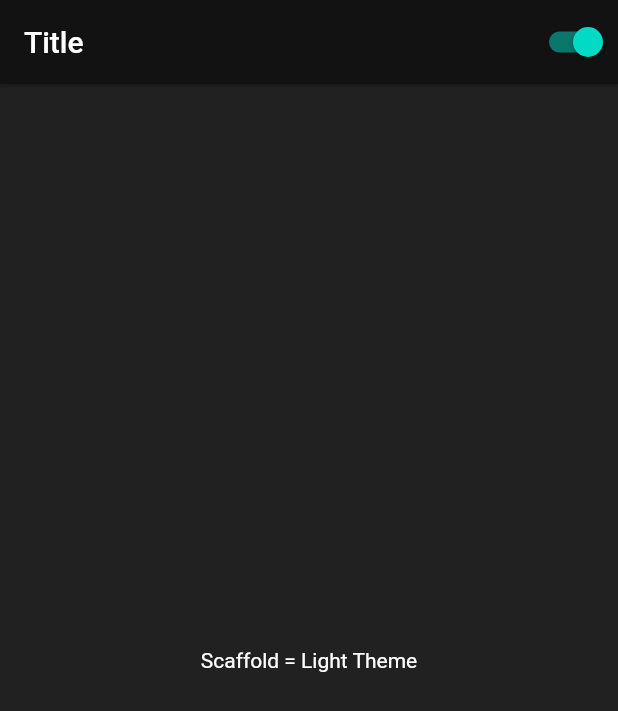
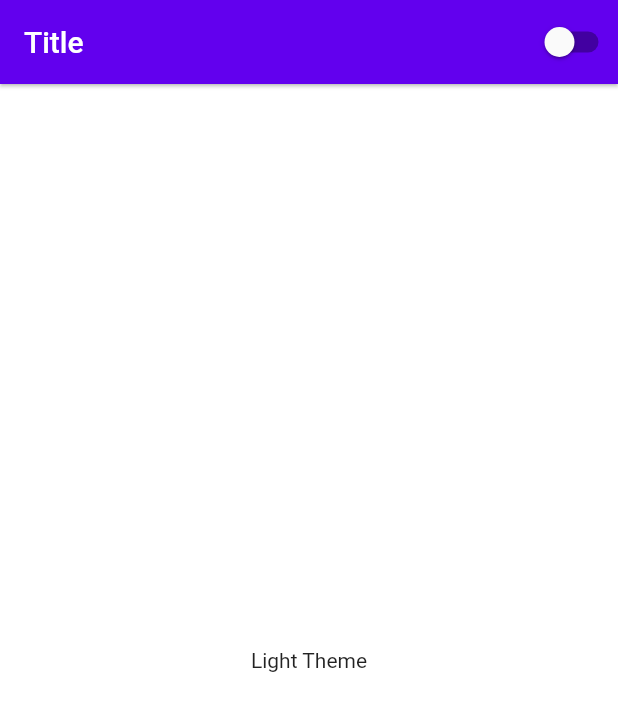
Before and after one commit to alessandrocataldi/thememode, a Flutter app: the screen it shows after launch, on a phone screen of 412 x 824 dp. Shown: the top 711 px of the screen. Run offline on Flutter 3.47's test engine with Material 2 defaults, Android fonts, the light colour scheme and no system bars.

Commit message:
THEME SYSTEM

```diff
--- a/lib/main.dart
+++ b/lib/main.dart
@@ -16,6 +16,7 @@ Future main() async {
 class MyApp extends StatelessWidget {
   const MyApp({Key? key}) : super(key: key);
 
+  // OLD
   // @override
   // Widget build(BuildContext context) {
   //   return MaterialApp(
@@ -58,16 +59,16 @@ class _MyHomePageState extends State<MyHomePage> {
   @override
   Widget build(BuildContext context) {
     //  indentify theme mode
-    final text = MediaQuery.of(context).platformBrightness == Brightness.dark
-        ? "Dark Theme"
-        : "Light Theme";
+    final text = Provider.of<ThemeProvider>(context).themeMode == ThemeMode.dark
+        ? 'Dark Theme'
+        : 'Light Theme';
 
     return Scaffold(
       appBar: AppBar(
         elevation: 1,
         centerTitle: false,
         title: Text(widget.title),
-        actions: [
+        actions: const [
           ChangeThemeButtonWidget(),
         ],
       ),
@@ -75,7 +76,7 @@ class _MyHomePageState extends State<MyHomePage> {
         child: Column(
           mainAxisAlignment: MainAxisAlignment.center,
           children: [
-            Text("Scaffold = $text"),
+            Text(text),
           ],
         ),
       ),
--- a/lib/provider/theme_provider.dart
+++ b/lib/provider/theme_provider.dart
@@ -1,9 +1,17 @@
 import 'package:flutter/material.dart';
+import 'package:flutter/scheduler.dart';
 
 class ThemeProvider extends ChangeNotifier {
-  ThemeMode themeMode = ThemeMode.dark;
+  ThemeMode themeMode = ThemeMode.system;
 
-  bool get isDarkMode => themeMode == ThemeMode.dark;
+  bool get isDarkMode {
+    if (themeMode == ThemeMode.system) {
+      final brightness = SchedulerBinding.instance.window.platformBrightness;
+      return brightness == Brightness.dark;
+    } else {
+      return themeMode == ThemeMode.dark;
+    }
+  }
 
   void toggleTheme(bool isOn) {
     themeMode = isOn ? ThemeMode.dark : ThemeMode.light;
```
